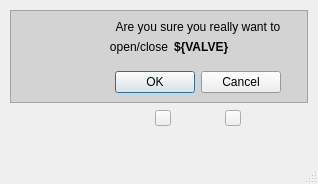
Qt form software/pydm/ui/v1.1/valve_confirmation.ui (lnls-sirius/vacuum-bbb-controller) before a commit.
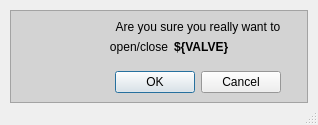
The same form after that commit. Icons and pictures are not drawn. Custom widgets are drawn as their Qt base class.

Commit message: signals created for v1.1 ui

What changed in the file:
```diff
--- a/software/pydm/ui/v1.1/valve_confirmation.ui
+++ b/software/pydm/ui/v1.1/valve_confirmation.ui
@@ -7,7 +7,7 @@
     <x>0</x>
     <y>0</y>
     <width>318</width>
-    <height>184</height>
+    <height>125</height>
    </rect>
   </property>
   <property name="windowTitle">
@@ -254,7 +254,7 @@
     <property name="geometry">
      <rect>
       <x>155</x>
-      <y>110</y>
+      <y>10</y>
       <width>16</width>
       <height>16</height>
      </rect>
@@ -275,7 +275,7 @@
     <property name="geometry">
      <rect>
       <x>225</x>
-      <y>110</y>
+      <y>10</y>
       <width>16</width>
       <height>16</height>
      </rect>
```
Left out of the diff: 8 changed lines with no effect on the pictures. The commit also changes 4 other files.
